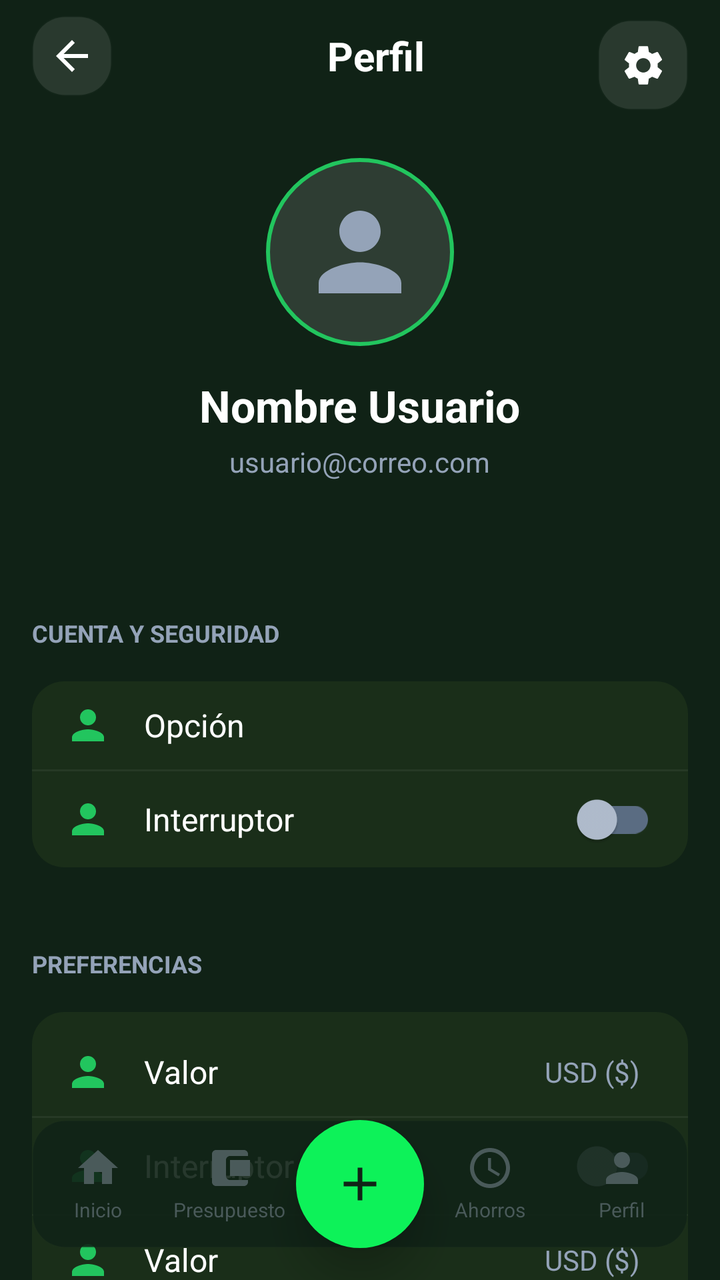
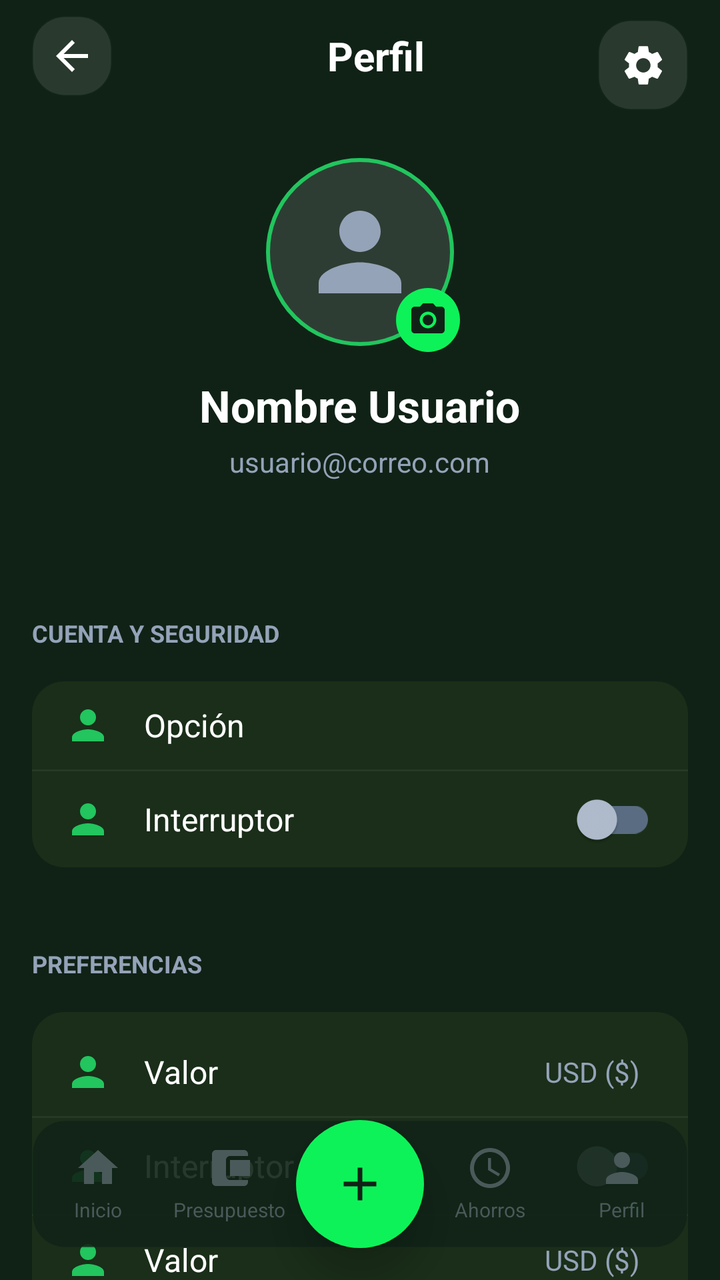

The first picture is an Android layout as it rendered before a commit; the second is the same layout after the commit. The layout source and the unified diff follow.
<!-- AndroidManifest.xml: activity theme Theme.MaterialComponents.DayNight.NoActionBar -->
<!-- res/layout/activity_perfil.xml -->
<?xml version="1.0" encoding="utf-8"?>
<androidx.constraintlayout.widget.ConstraintLayout
    xmlns:android="http://schemas.android.com/apk/res/android"
    xmlns:app="http://schemas.android.com/apk/res-auto"
    xmlns:tools="http://schemas.android.com/tools"
    android:layout_width="match_parent"
    android:layout_height="match_parent"
    android:background="@color/stitch_background"
    tools:context=".PerfilActivity">

    <androidx.appcompat.widget.Toolbar
        android:id="@+id/toolbarPerfil"
        android:layout_width="0dp"
        android:layout_height="?attr/actionBarSize"
        android:background="@color/stitch_background"
        android:elevation="0dp"
        app:layout_constraintEnd_toEndOf="parent"
        app:layout_constraintStart_toStartOf="parent"
        app:layout_constraintTop_toTopOf="parent">

        <RelativeLayout
            android:layout_width="match_parent"
            android:layout_height="match_parent"
            android:paddingEnd="16dp">

            <ImageButton
                android:id="@+id/btnBack"
                android:layout_width="40dp"
                android:layout_height="40dp"
                android:layout_centerVertical="true"
                android:background="@drawable/bg_stitch_card"
                android:backgroundTint="#1AFFFFFF"
                android:src="@drawable/ic_arrow_back"
                app:tint="@color/white" />

            <TextView
                android:layout_width="wrap_content"
                android:layout_height="wrap_content"
                android:layout_centerInParent="true"
                android:text="Perfil"
                android:textColor="@color/white"
                android:textSize="20sp"
                android:textStyle="bold" />

            <ImageButton
                android:id="@+id/btnSettings"
                android:layout_marginTop="10dp"
                android:layout_width="45dp"
                android:layout_height="45dp"
                android:layout_alignParentEnd="true"
                android:background="@drawable/bg_stitch_card"
                android:backgroundTint="#1AFFFFFF"
                android:src="@drawable/ic_settings"
                app:tint="@color/white" />
        </RelativeLayout>
    </androidx.appcompat.widget.Toolbar>

    <androidx.core.widget.NestedScrollView
        android:id="@+id/scroll_content"
        android:layout_width="0dp"
        android:layout_height="0dp"
        android:clipToPadding="false"
        app:layout_constraintBottom_toBottomOf="parent"
        app:layout_constraintEnd_toEndOf="parent"
        app:layout_constraintStart_toStartOf="parent"
        app:layout_constraintTop_toBottomOf="@id/toolbarPerfil">

        <LinearLayout
            android:layout_width="match_parent"
            android:layout_height="wrap_content"
            android:orientation="vertical">

            
            <LinearLayout
                android:layout_width="match_parent"
                android:layout_height="wrap_content"
                android:gravity="center_horizontal"
                android:orientation="vertical"
                android:padding="20dp">

                <FrameLayout
                    android:layout_width="wrap_content"
                    android:layout_height="wrap_content">

                    <com.google.android.material.imageview.ShapeableImageView
                        android:layout_width="100dp"
                        android:layout_height="100dp"
                        android:padding="4dp"
                        android:src="@drawable/ic_person"
                        app:contentPadding="15dp"
                        app:strokeColor="@color/green_accent"
                        app:strokeWidth="2dp"
                        app:shapeAppearanceOverlay="@style/CircleImage"
                        android:background="#20FFFFFF"
                        app:tint="@color/text_on_dark_muted" />
                </FrameLayout>

                <TextView
                    android:id="@+id/tvNombreUsuario"
                    android:layout_width="wrap_content"
                    android:layout_height="wrap_content"
                    android:layout_marginTop="12dp"
                    android:text="Nombre Usuario"
                    android:textColor="@color/white"
                    android:textSize="22sp"
                    android:textStyle="bold" />

                <TextView
                    android:id="@+id/tvEmailUsuario"
                    android:layout_width="wrap_content"
                    android:layout_height="wrap_content"
                    android:text="usuario@correo.com"
                    android:textColor="@color/text_on_dark_muted"
                    android:textSize="14sp"
                    android:layout_marginTop="4dp"
                    android:layout_marginBottom="16dp" />
            </LinearLayout>

            
            <LinearLayout
                android:layout_width="match_parent"
                android:layout_height="wrap_content"
                android:orientation="vertical"
                android:paddingHorizontal="16dp">

                
                <TextView
                    android:layout_width="match_parent"
                    android:layout_height="wrap_content"
                    android:layout_marginTop="32dp"
                    android:layout_marginBottom="16dp"
                    android:text="CUENTA Y SEGURIDAD"
                    android:textColor="@color/text_on_dark_muted"
                    android:textSize="12sp"
                    android:textStyle="bold" />

                <LinearLayout
                    android:layout_width="match_parent"
                    android:layout_height="wrap_content"
                    android:background="@drawable/bg_card_menu"
                    android:orientation="vertical">

                    <include 
                        layout="@layout/item_profile_option" 
                        android:id="@+id/rowChangePass"
                        android:layout_width="match_parent"
                        android:layout_height="wrap_content"
                        android:layout_marginTop="10dp"
                        android:layout_marginBottom="10dp"/>

                    <View android:layout_width="match_parent"
                          android:layout_height="1dp"
                          android:background="#0DFFFFFF" />

                    <include 
                        layout="@layout/item_profile_switch" 
                        android:id="@+id/rowFaceId"
                        android:layout_width="match_parent"
                        android:layout_height="wrap_content"/>

                </LinearLayout>

                
                <TextView
                    android:layout_width="match_parent"
                    android:layout_height="wrap_content"
                    android:layout_marginTop="40dp"
                    android:layout_marginBottom="16dp"
                    android:text="PREFERENCIAS"
                    android:textColor="@color/text_on_dark_muted"
                    android:textSize="12sp"
                    android:textStyle="bold" />

                <LinearLayout
                    android:layout_width="match_parent"
                    android:layout_height="wrap_content"
                    android:background="@drawable/bg_card_menu"
                    android:paddingVertical="8dp"
                    android:orientation="vertical">

                    <include 
                        layout="@layout/item_profile_value" 
                        android:id="@+id/rowCurrency"
                        android:layout_width="match_parent"
                        android:layout_height="wrap_content"
                        android:layout_marginTop="10dp"
                        android:layout_marginBottom="10dp"/>

                    <View android:layout_width="match_parent" android:layout_height="1dp" android:background="#0DFFFFFF" />

                    <include
                        layout="@layout/item_profile_switch" 
                        android:id="@+id/rowNotifications"
                        android:layout_width="match_parent"
                        android:layout_height="wrap_content"
                        />

                    <View android:layout_width="match_parent" android:layout_height="1dp" android:background="#0DFFFFFF" />
                    <include 
                        layout="@layout/item_profile_value" 
                        android:id="@+id/rowLanguage"
                        android:layout_width="match_parent"
                        android:layout_height="wrap_content"
                        android:layout_marginTop="10dp"
                        android:layout_marginBottom="10dp"/>

                </LinearLayout>

                
                <TextView
                    android:layout_width="match_parent"
                    android:layout_height="wrap_content"
                    android:layout_marginTop="40dp"
                    android:layout_marginBottom="16dp"
                    android:text="AYUDA Y SOPORTE"
                    android:textColor="@color/text_on_dark_muted"
                    android:textSize="12sp"
                    android:textStyle="bold" />

                <LinearLayout
                    android:layout_width="match_parent"
                    android:layout_height="wrap_content"
                    android:background="@drawable/bg_card_menu"
                    android:paddingVertical="8dp"
                    android:orientation="vertical">

                    <include 
                        layout="@layout/item_profile_option" 
                        android:id="@+id/rowPrivacy"
                        android:layout_width="match_parent"
                        android:layout_height="wrap_content"
                        android:layout_marginTop="6dp"
                        android:layout_marginBottom="6dp"/>

                </LinearLayout>

                
                <com.google.android.material.button.MaterialButton
                    android:id="@+id/btnLogout"
                    android:layout_width="match_parent"
                    android:layout_height="64dp"
                    android:layout_marginTop="40dp"
                    android:layout_marginBottom="40dp"
                    android:backgroundTint="@color/bg_dark_card"
                    android:text="Cerrar Sesión"
                    android:textColor="@color/danger_red"
                    android:textStyle="bold"
                    app:cornerRadius="16dp"
                    app:icon="@android:drawable/ic_lock_power_off"
                    app:iconGravity="textStart"
                    app:iconTint="@color/danger_red"
                    app:strokeColor="#0DFFFFFF"
                    app:strokeWidth="1dp" />

                <TextView
                    android:layout_width="match_parent"
                    android:layout_height="wrap_content"
                    android:layout_marginTop="20dp"
                    android:gravity="center"
                    android:text="Versión 2.4.0 (Build 892)"
                    android:textColor="@color/text_on_dark_muted"
                    android:textSize="10sp" />

            </LinearLayout>
        </LinearLayout>
    </androidx.core.widget.NestedScrollView>

    
    <include
        layout="@layout/layout_bottom_navigation"
        android:layout_width="0dp"
        android:layout_height="wrap_content"
        app:layout_constraintBottom_toBottomOf="parent"
        app:layout_constraintEnd_toEndOf="parent"
        app:layout_constraintStart_toStartOf="parent" />

</androidx.constraintlayout.widget.ConstraintLayout>
<!-- res/layout/item_profile_option.xml (included above) -->
<?xml version="1.0" encoding="utf-8"?>

<LinearLayout xmlns:android="http://schemas.android.com/apk/res/android"
    xmlns:app="http://schemas.android.com/apk/res-auto"
    android:layout_width="match_parent"
    android:layout_height="72dp"
    android:background="?attr/selectableItemBackground"
    android:clickable="true"
    android:focusable="true"
    android:gravity="center_vertical"
    android:orientation="horizontal"
    android:paddingHorizontal="16dp">

    <ImageView
        android:id="@+id/itemIcon"
        android:layout_width="24dp"
        android:layout_height="24dp"
        android:src="@drawable/ic_person"
        app:tint="@color/green_accent" />

    <TextView
        android:id="@+id/itemText"
        android:layout_width="0dp"
        android:layout_height="wrap_content"
        android:layout_marginStart="16dp"
        android:layout_weight="1"
        android:text="Opción"
        android:textColor="@color/white"
        android:textSize="16sp" />
</LinearLayout>
<!-- res/layout/item_profile_switch.xml (included above) -->
<?xml version="1.0" encoding="utf-8"?>

<LinearLayout xmlns:android="http://schemas.android.com/apk/res/android"
    xmlns:app="http://schemas.android.com/apk/res-auto"
    android:layout_width="match_parent"
    android:layout_height="72dp"
    android:gravity="center_vertical"
    android:orientation="horizontal"
    android:paddingHorizontal="16dp">

    <ImageView
        android:id="@+id/itemIcon"
        android:layout_width="24dp"
        android:layout_height="24dp"
        android:src="@drawable/ic_person"
        app:tint="@color/green_accent" />

    <TextView
        android:id="@+id/itemText"
        android:layout_width="0dp"
        android:layout_height="wrap_content"
        android:layout_marginStart="16dp"
        android:layout_weight="1"
        android:text="Interruptor"
        android:textColor="@color/white"
        android:textSize="16sp" />

    <com.google.android.material.switchmaterial.SwitchMaterial
        android:id="@+id/itemSwitch"
        android:layout_width="wrap_content"
        android:layout_height="wrap_content"
        app:thumbTint="@color/selector_switch_thumb"
        app:trackTint="@color/selector_switch_track" />
</LinearLayout>
<!-- res/layout/item_profile_value.xml (included above) -->
<?xml version="1.0" encoding="utf-8"?>

<LinearLayout xmlns:android="http://schemas.android.com/apk/res/android"
    xmlns:app="http://schemas.android.com/apk/res-auto"
    android:layout_width="match_parent"
    android:layout_height="72dp"
    android:background="?attr/selectableItemBackground"
    android:clickable="true"
    android:focusable="true"
    android:gravity="center_vertical"
    android:orientation="horizontal"
    android:paddingHorizontal="16dp">

    <ImageView
        android:id="@+id/itemIcon"
        android:layout_width="24dp"
        android:layout_height="24dp"
        android:src="@drawable/ic_person"
        app:tint="@color/green_accent" />

    <TextView
        android:id="@+id/itemText"
        android:layout_width="0dp"
        android:layout_height="wrap_content"
        android:layout_marginStart="16dp"
        android:layout_weight="1"
        android:text="Valor"
        android:textColor="@color/white"
        android:textSize="16sp" />

    <TextView
        android:id="@+id/itemValue"
        android:layout_width="wrap_content"
        android:layout_height="wrap_content"
        android:layout_marginEnd="8dp"
        android:text="USD ($)"
        android:textColor="@color/text_on_dark_muted"
        android:textSize="14sp" />
</LinearLayout>
<!-- res/layout/layout_bottom_navigation.xml (included above) -->
<?xml version="1.0" encoding="utf-8"?>
<FrameLayout xmlns:android="http://schemas.android.com/apk/res/android"
    xmlns:app="http://schemas.android.com/apk/res-auto"
    android:id="@+id/bottom_nav_container"
    android:layout_width="match_parent"
    android:layout_height="wrap_content"
    android:clipChildren="false"
    android:clipToPadding="false"
    android:layout_gravity="bottom">

    
    <LinearLayout
        android:layout_width="match_parent"
        android:layout_height="64dp"
        android:layout_marginStart="16dp"
        android:layout_marginEnd="16dp"
        android:layout_marginBottom="16dp"
        android:background="@drawable/bg_stitch_card"
        android:backgroundTint="#E6102216"
        android:elevation="8dp"
        android:gravity="center_vertical"
        android:orientation="horizontal">

        
        <LinearLayout
            android:id="@+id/nav_item_inicio"
            android:layout_width="0dp"
            android:layout_height="match_parent"
            android:layout_weight="1"
            android:gravity="center"
            android:orientation="vertical"
            android:clickable="true"
            android:focusable="true"
            android:background="?attr/selectableItemBackgroundBorderless"
            android:paddingVertical="8dp">

            <ImageView
                android:id="@+id/nav_icon_inicio"
                android:layout_width="24dp"
                android:layout_height="24dp"
                android:src="@drawable/ic_home"
                app:tint="#4A5A5A" />

            <TextView
                android:id="@+id/nav_text_inicio"
                android:layout_width="wrap_content"
                android:layout_height="wrap_content"
                android:layout_marginTop="2dp"
                android:text="Inicio"
                android:textColor="#4A5A5A"
                android:textSize="10sp" />
        </LinearLayout>

        
        <LinearLayout
            android:id="@+id/nav_item_presupuesto"
            android:layout_width="0dp"
            android:layout_height="match_parent"
            android:layout_weight="1"
            android:gravity="center"
            android:orientation="vertical"
            android:clickable="true"
            android:focusable="true"
            android:background="?attr/selectableItemBackgroundBorderless"
            android:paddingVertical="8dp">

            <ImageView
                android:id="@+id/nav_icon_presupuesto"
                android:layout_width="24dp"
                android:layout_height="24dp"
                android:src="@drawable/ic_wallet"
                app:tint="#4A5A5A" />

            <TextView
                android:id="@+id/nav_text_presupuesto"
                android:layout_width="wrap_content"
                android:layout_height="wrap_content"
                android:layout_marginTop="2dp"
                android:text="Presupuesto"
                android:textColor="#4A5A5A"
                android:textSize="10sp" />
        </LinearLayout>
        <com.google.android.material.floatingactionbutton.FloatingActionButton
            android:id="@+id/fab_add"
            android:layout_width="100dp"
            android:layout_height="64dp"
            android:layout_gravity="center_horizontal"
            android:src="@drawable/ic_add"
            app:backgroundTint="@color/stitch_primary"
            app:borderWidth="0dp"
            app:elevation="12dp"
            app:fabCustomSize="64dp"
            app:maxImageSize="28dp"
            app:shapeAppearanceOverlay="@style/ShapeAppearanceOverlay.MaterialComponents.FloatingActionButton"
            app:tint="@color/stitch_background" />

        
        <LinearLayout
            android:id="@+id/nav_item_ahorros"
            android:layout_width="0dp"
            android:layout_height="match_parent"
            android:layout_weight="1"
            android:gravity="center"
            android:orientation="vertical"
            android:clickable="true"
            android:focusable="true"
            android:background="?attr/selectableItemBackgroundBorderless"
            android:paddingVertical="8dp">

            <ImageView
                android:id="@+id/nav_icon_ahorros"
                android:layout_width="24dp"
                android:layout_height="24dp"
                android:src="@drawable/ic_goal"
                app:tint="#4A5A5A" />

            <TextView
                android:id="@+id/nav_text_ahorros"
                android:layout_width="wrap_content"
                android:layout_height="wrap_content"
                android:layout_marginTop="2dp"
                android:text="Ahorros"
                android:textColor="#4A5A5A"
                android:textSize="10sp" />
        </LinearLayout>

        
        <LinearLayout
            android:id="@+id/nav_item_ajustes"
            android:layout_width="0dp"
            android:layout_height="match_parent"
            android:layout_weight="1"
            android:gravity="center"
            android:orientation="vertical"
            android:clickable="true"
            android:focusable="true"
            android:background="?attr/selectableItemBackgroundBorderless"
            android:paddingVertical="8dp">

            <ImageView
                android:id="@+id/nav_icon_ajustes"
                android:layout_width="24dp"
                android:layout_height="24dp"
                android:src="@drawable/ic_person"
                app:tint="#4A5A5A" />

            <TextView
                android:id="@+id/nav_text_ajustes"
                android:layout_width="wrap_content"
                android:layout_height="wrap_content"
                android:layout_marginTop="2dp"
                android:text="Perfil"
                android:textColor="#4A5A5A"
                android:textSize="10sp" />
        </LinearLayout>



    </LinearLayout>

    


</FrameLayout>
<!-- resources referenced by this layout -->
<resources>
  <color name="bg_dark_card">#1A2E19</color>
  <color name="danger_red">#EF4444</color>
  <color name="green_accent">#22C55E</color>
  <color name="stitch_background">#102216</color>
  <color name="stitch_primary">#0df259</color>
  <color name="text_on_dark_muted">#94A3B8</color>
  <color name="white">#FFFFFFFF</color>
  <!-- drawable bg_card_menu (drawable) -->
  <?xml version="1.0" encoding="utf-8"?>
  <shape xmlns:android="http://schemas.android.com/apk/res/android">
      <solid android:color="@color/bg_dark_card" />
      <corners android:radius="16dp" />
  </shape>
  <!-- drawable bg_stitch_card (drawable) -->
  <?xml version="1.0" encoding="utf-8"?>
  <shape xmlns:android="http://schemas.android.com/apk/res/android">
      <solid android:color="#1A3A24" />
      <corners android:radius="16dp" />
      <stroke android:width="1dp" android:color="#1AFFFFFF" />
  </shape>
  <!-- drawable ic_add (drawable) -->
  <vector xmlns:android="http://schemas.android.com/apk/res/android" android:height="24dp" android:tint="#000000" android:viewportHeight="24" android:viewportWidth="24" android:width="24dp">
        
      <path android:fillColor="@android:color/white" android:pathData="M19,13h-6v6h-2v-6H5v-2h6V5h2v6h6v2z"/>
      
  </vector>
  <!-- drawable ic_arrow_back (drawable) -->
  <?xml version="1.0" encoding="utf-8"?>
  <vector xmlns:android="http://schemas.android.com/apk/res/android"
      android:width="24dp"
      android:height="24dp"
      android:viewportWidth="24"
      android:viewportHeight="24">
      <path
          android:fillColor="#FFFFFF"
          android:pathData="M20,11H7.83l5.59-5.59L12,4l-8,8 8,8 1.41-1.41L7.83,13H20v-2z"/>
  </vector>
  <!-- drawable ic_home (drawable) -->
  <?xml version="1.0" encoding="utf-8"?>
  <vector xmlns:android="http://schemas.android.com/apk/res/android"
      android:width="24dp"
      android:height="24dp"
      android:viewportWidth="24"
      android:viewportHeight="24">
      <path
          android:fillColor="@color/white"
          android:pathData="M10,20v-6h4v6h5v-8h3L12,3 2,12h3v8z"/>
  </vector>
  <!-- drawable ic_person (drawable) -->
  <?xml version="1.0" encoding="utf-8"?>
  <vector xmlns:android="http://schemas.android.com/apk/res/android"
      android:width="24dp"
      android:height="24dp"
      android:viewportWidth="24"
      android:viewportHeight="24">
      <path
          android:fillColor="@color/white"
          android:pathData="M12,12c2.21,0 4,-1.79 4,-4s-1.79,-4 -4,-4 -4,1.79 -4,4 1.79,4 4,4zM12,14c-2.67,0 -8,1.34 -8,4v2h16v-2c0,-2.66 -5.33,-4 -8,-4z"/>
  </vector>
  <!-- drawable ic_wallet (drawable) -->
  <?xml version="1.0" encoding="utf-8"?>
  <vector xmlns:android="http://schemas.android.com/apk/res/android"
      android:width="24dp"
      android:height="24dp"
      android:viewportWidth="24"
      android:viewportHeight="24">
      <path
          android:fillColor="@color/green_accent"
          android:pathData="M21,18v1c0,1.1 -0.9,2 -2,2H5c-1.11,0 -2,-0.9 -2,-2V5c0,-1.1 0.89,-2 2,-2h14c1.1,0 2,0.9 2,2v1h-9c-1.11,0 -2,0.9 -2,2v8c0,1.1 0.89,2 2,2h9zM12,16h10V8H12v8z"/>
  </vector>
  <style name="CircleImage">
          <item name="cornerSize">50%</item>
      </style>
  <!-- unchanged entries left out for length: 2 -->
</resources>

<!-- the commit's change to res/layout/activity_perfil.xml (unified diff, before → after) -->
@@ -83,9 +83,11 @@
                     android:layout_height="wrap_content">
 
                     <com.google.android.material.imageview.ShapeableImageView
+                        android:id="@+id/imgPerfil"
                         android:layout_width="100dp"
                         android:layout_height="100dp"
                         android:padding="4dp"
+                        android:scaleType="centerCrop"
                         android:src="@drawable/ic_person"
                         app:contentPadding="15dp"
                         app:strokeColor="@color/green_accent"
@@ -93,6 +95,18 @@
                         app:shapeAppearanceOverlay="@style/CircleImage"
                         android:background="#20FFFFFF"
                         app:tint="@color/text_on_dark_muted" />
+
+                    <ImageButton
+                        android:id="@+id/btnCambiarFoto"
+                        android:layout_width="32dp"
+                        android:layout_height="32dp"
+                        android:layout_gravity="bottom|end"
+                        android:background="@drawable/bg_stitch_fab"
+                        android:src="@drawable/ic_camera"
+                        android:scaleType="centerInside"
+                        android:padding="6dp"
+                        app:tint="@color/stitch_background"
+                        android:contentDescription="Cambiar foto de perfil" />
                 </FrameLayout>
 
                 <TextView
<!-- resource entries referenced after the edit -->
@@ -20,6 +20,12 @@
       <corners android:radius="16dp" />
       <stroke android:width="1dp" android:color="#1AFFFFFF" />
   </shape>
+  <!-- drawable bg_stitch_fab (drawable) -->
+  <?xml version="1.0" encoding="utf-8"?>
+  <shape xmlns:android="http://schemas.android.com/apk/res/android">
+      <solid android:color="#0df259" />
+      <corners android:radius="100dp" />
+  </shape>
   <!-- drawable ic_add (drawable) -->
   <vector xmlns:android="http://schemas.android.com/apk/res/android" android:height="24dp" android:tint="#000000" android:viewportHeight="24" android:viewportWidth="24" android:width="24dp">
         
@@ -36,6 +42,19 @@
       <path
           android:fillColor="#FFFFFF"
           android:pathData="M20,11H7.83l5.59-5.59L12,4l-8,8 8,8 1.41-1.41L7.83,13H20v-2z"/>
+  </vector>
+  <!-- drawable ic_camera (drawable) -->
+  <vector xmlns:android="http://schemas.android.com/apk/res/android"
+      android:width="24dp"
+      android:height="24dp"
+      android:viewportWidth="24"
+      android:viewportHeight="24">
+      <path
+          android:fillColor="#FFFFFF"
+          android:pathData="M12,12m-3.2,0a3.2,3.2 0,1 1,6.4 0a3.2,3.2 0,1 1,-6.4 0"/>
+      <path
+          android:fillColor="#FFFFFF"
+          android:pathData="M9,2L7.17,4L4,4c-1.1,0 -2,0.9 -2,2v12c0,1.1 0.9,2 2,2h16c1.1,0 2,-0.9 2,-2L22,6c0,-1.1 -0.9,-2 -2,-2h-3.17L15,2L9,2zM12,17c-2.76,0 -5,-2.24 -5,-5s2.24,-5 5,-5 5,2.24 5,5 -2.76,5 -5,5z"/>
   </vector>
   <!-- drawable ic_home (drawable) -->
   <?xml version="1.0" encoding="utf-8"?>
